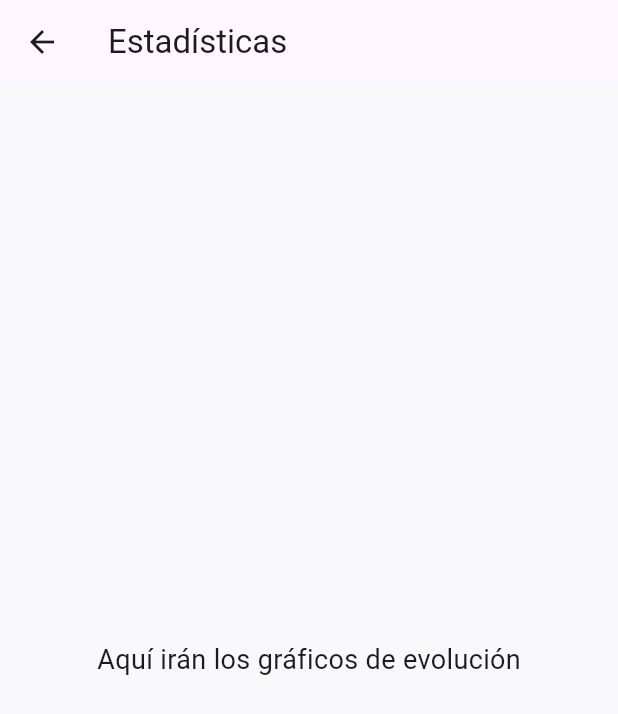
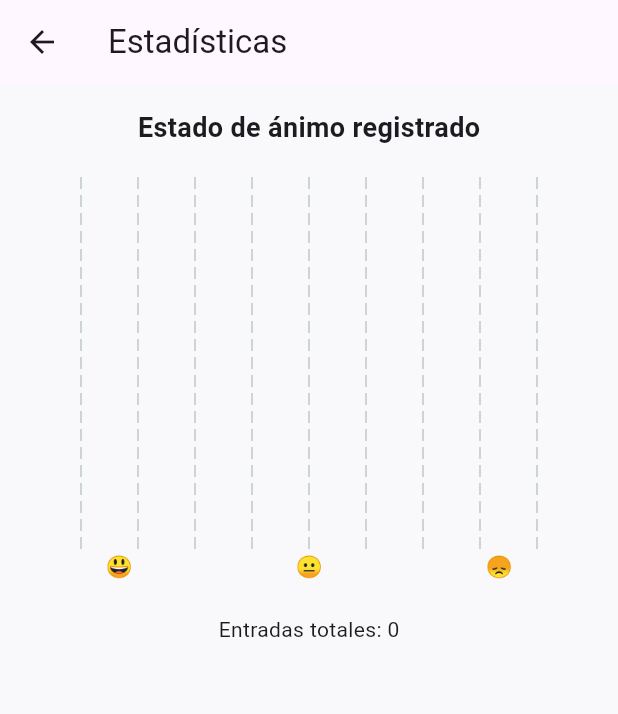
Before and after one commit to CodingAce99/app-rehabilitacion-hector, a Flutter app: the EstadisticasScreen screen opened directly, on a phone screen of 412 x 824 dp. Shown: the top 714 px of the screen. Run offline on Flutter 3.47's test engine with Material 3 defaults, Android fonts, the light colour scheme and no system bars; drawn by our look-alikes of fl_chart; our stand-ins replace flutter_svg, shared_preferences, youtube_player_flutter; accounts and stored records are empty.

Commit message:
Primera implementación de la pantalla estadisticas

```diff
--- a/lib/screens/estadisticas_screen.dart
+++ b/lib/screens/estadisticas_screen.dart
@@ -1,14 +1,115 @@
 import 'package:flutter/material.dart';
+import 'package:provider/provider.dart';
+import 'package:fl_chart/fl_chart.dart';
+import '../providers/diario_provider.dart';
 
 class EstadisticasScreen extends StatelessWidget {
   @override
   Widget build(BuildContext context) {
+    // Obtenemos todas las entradas actuales desde el provider
+    final entradas = Provider.of<DiarioProvider>(context).entradas;
+
+    // Contamos cuántas veces aparece cada tipo de estado de ánimo
+    // Utilizamos .where() para filtrar según el emoji
+    int felices = entradas.where((e) => e.estadoAnimo == '😃').length;
+    int neutros = entradas.where((e) => e.estadoAnimo == '😐').length;
+    int tristes = entradas.where((e) => e.estadoAnimo == '😞').length;
+
     return Scaffold(
       appBar: AppBar(title: Text('Estadísticas')),
-      body: Center(
-        child: Text(
-          'Aquí irán los gráficos de evolución',
-          style: TextStyle(fontSize: 18),
+
+      // Usamos Padding para que el contenido no esté pegado a los bordes
+      body: Padding(
+        padding: const EdgeInsets.all(16),
+        child: Column(
+          children: [
+            // Título del gráfico
+            Text(
+              'Estado de ánimo registrado',
+              style: TextStyle(fontSize: 18, fontWeight: FontWeight.bold),
+            ),
+
+            SizedBox(height: 20),
+
+            // AspectRatio asegura que el gráfico mantenga proporciones adecuadas
+            AspectRatio(
+              aspectRatio: 1.4,
+              child: BarChart(
+                BarChartData(
+                  // Alineamos los grupos de barras con espacio entre ellos
+                  alignment: BarChartAlignment.spaceAround,
+
+                  // Desactivamos interacción táctil con las barras por ahora
+                  barTouchData: BarTouchData(enabled: false),
+
+                  // Personalizamos los títulos del gráfico (ejes X e Y)
+                  titlesData: FlTitlesData(
+                    bottomTitles: AxisTitles(
+                      sideTitles: SideTitles(
+                        showTitles: true,
+                        getTitlesWidget: (value, _) {
+                          // Mostramos un emoji según el valor X de la barra
+                          switch (value.toInt()) {
+                            case 0:
+                              return Text('😃');
+                            case 1:
+                              return Text('😐');
+                            case 2:
+                              return Text('😞');
+                            default:
+                              return Text('');
+                          }
+                        },
+                      ),
+                    ),
+                    // Ocultamos los otros títulos para un diseño más limpio
+                    leftTitles: AxisTitles(
+                      sideTitles: SideTitles(showTitles: false),
+                    ),
+                    topTitles: AxisTitles(
+                      sideTitles: SideTitles(showTitles: false),
+                    ),
+                    rightTitles: AxisTitles(
+                      sideTitles: SideTitles(showTitles: false),
+                    ),
+                  ),
+
+                  // Quitamos los bordes del gráfico para un diseño más limpio
+                  borderData: FlBorderData(show: false),
+
+                  // Definimos las barras (una por estado de ánimo)
+                  barGroups: [
+                    BarChartGroupData(
+                      x: 0, // Posición horizontal
+                      barRods: [
+                        BarChartRodData(
+                          toY: felices.toDouble(), // Altura de la barra
+                          width: 20, // Ancho de la barra
+                        ),
+                      ],
+                    ),
+                    BarChartGroupData(
+                      x: 1,
+                      barRods: [
+                        BarChartRodData(toY: neutros.toDouble(), width: 20),
+                      ],
+                    ),
+                    BarChartGroupData(
+                      x: 2,
+                      barRods: [
+                        BarChartRodData(toY: tristes.toDouble(), width: 20),
+                      ],
+                    ),
+                  ],
+                ),
+              ),
+            ),
+
+            SizedBox(height: 20),
+
+            // Texto resumen debajo del gráfico
+            Text('Entradas totales: ${entradas.length}'),
+          ],
         ),
       ),
     );
--- a/pubspec.yaml
+++ b/pubspec.yaml
@@ -36,6 +36,7 @@ dependencies:
   shared_preferences: ^2.1.0
   flutter_svg: ^2.0.7
   youtube_player_flutter: ^9.1.1
+  fl_chart: ^0.63.0
 
   # The following adds the Cupertino Icons font to your application.
   # Use with the CupertinoIcons class for iOS style icons.
```
Also changed, not shown: pubspec.lock.
